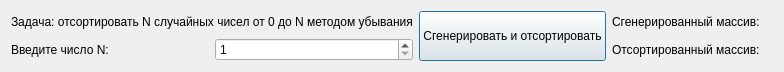
The window that 21.02.20 SortNums/untitled/laba1.ui (liaten/my-projects) describes before a commit, drawn with Qt 5.
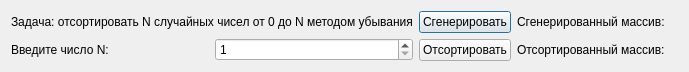
The same window after the commit.

Diff of the .ui file:
```diff
--- a/21.02.20 SortNums/untitled/laba1.ui
+++ b/21.02.20 SortNums/untitled/laba1.ui
@@ -6,7 +6,7 @@
    <rect>
     <x>0</x>
     <y>0</y>
-    <width>721</width>
+    <width>638</width>
     <height>72</height>
    </rect>
   </property>
@@ -63,7 +63,14 @@
         </sizepolicy>
        </property>
        <property name="text">
-        <string>Сгенерировать и отсортировать</string>
+        <string>Сгенерировать</string>
+       </property>
+      </widget>
+     </item>
+     <item>
+      <widget class="QPushButton" name="pushButton_2">
+       <property name="text">
+        <string>Отсортировать</string>
        </property>
       </widget>
      </item>
```
